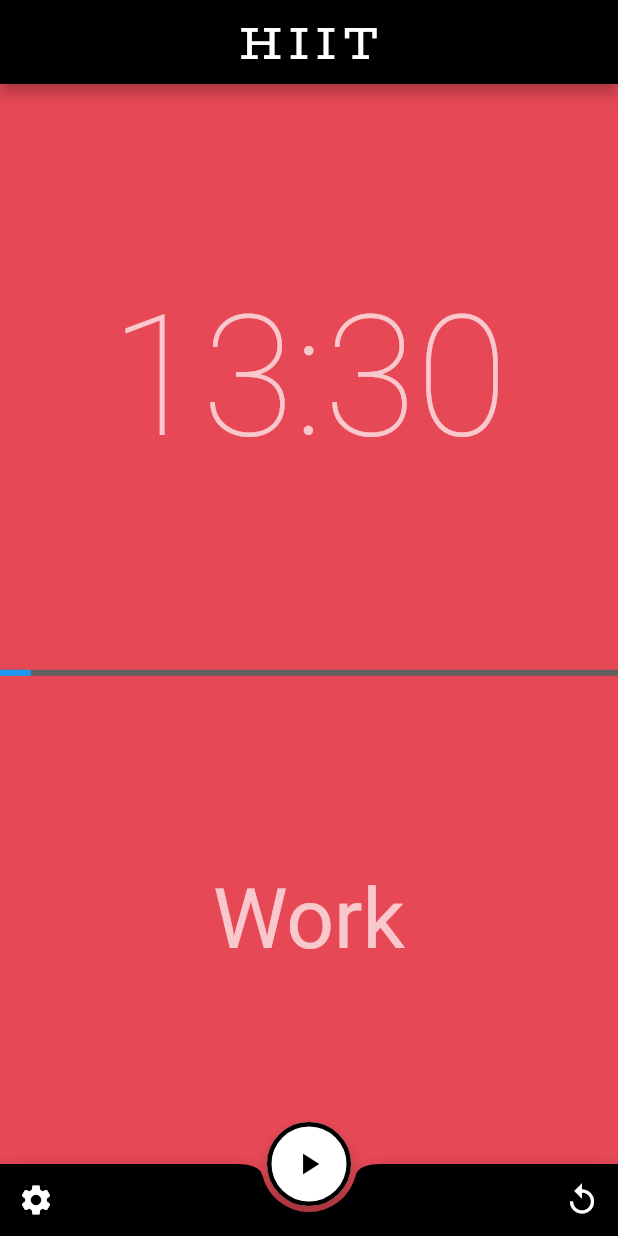
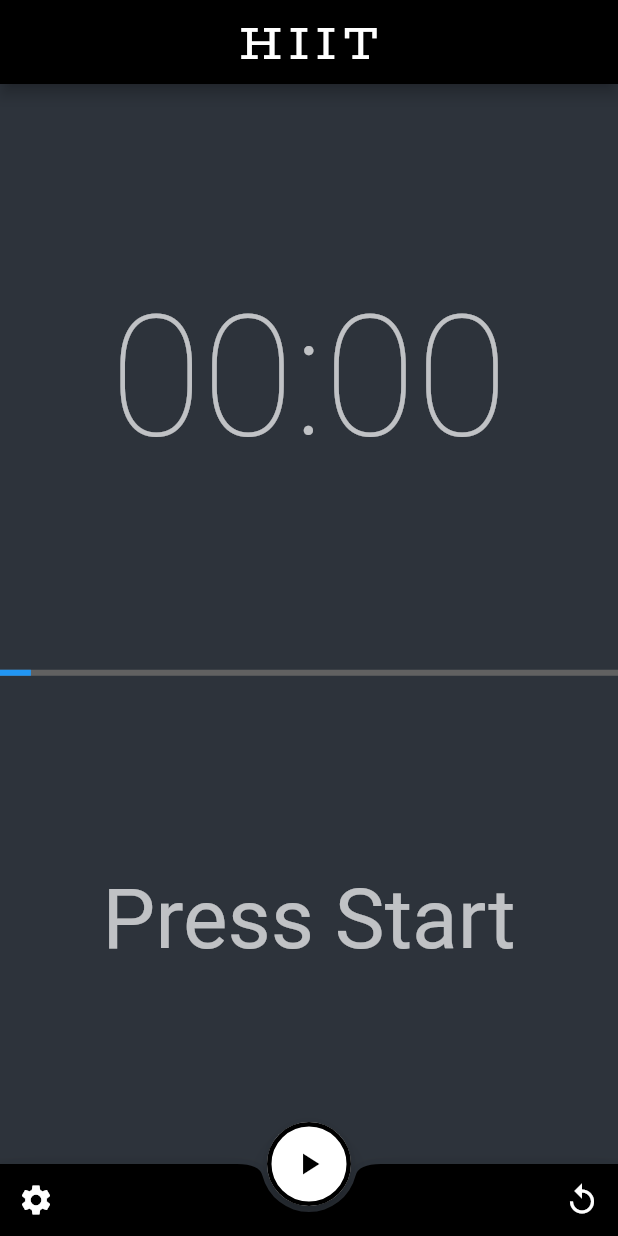
Before and after one commit to mnxn/HIIT, a Flutter app: the screen it shows after launch, after a tap on the "replay" icon, on a phone screen of 412 x 824 dp. Run offline on Flutter 3.47's test engine with Material 2 defaults, Android fonts, the phone set to English and light mode, and no system bars; statements that could not run were skipped.

Commit message:
timer work

```diff
--- a/lib/main.dart
+++ b/lib/main.dart
@@ -23,10 +23,20 @@ class Home extends StatefulWidget {
   HomeState createState() => HomeState();
 }
 
+enum HIITInterval {
+  Setup,
+  WarmUp,
+  Work,
+  Rest,
+  CoolDown,
+  Done,
+}
+
 class HomeState extends State<Home> {
-  bool running = false;
-  Duration timerState;
   Timer timer;
+  bool isRunning = false;
+
+  Duration elapsedTime = Duration();
 
   int warmUpTime;
   int workTime;
@@ -34,52 +44,104 @@ class HomeState extends State<Home> {
   int coolDownTime;
   int numberRounds;
 
-  Duration totalTime;
-
   HomeState({
     this.warmUpTime = 120,
     this.workTime = 30,
     this.restTime = 90,
     this.coolDownTime = 120,
-    this.numberRounds = 5,
+    this.numberRounds = 8,
   }) {
-    timerState = totalTime = Duration(
-      seconds: warmUpTime + (numberRounds * (workTime + restTime)) + restTime,
-    );
-
     timer = Timer.periodic(Duration(seconds: 1), (t) {
-      if (running) {
+      if (isRunning && currentInterval != HIITInterval.Done) {
         setState(() {
-          timerState -= Duration(seconds: 1);
+          elapsedTime += Duration(seconds: 1);
         });
       }
     });
   }
 
-  void play() {
+  HIITInterval get currentInterval {
+    int bodyTime = (numberRounds * (workTime + restTime));
+
+    if (elapsedTime.inSeconds == 0) return HIITInterval.Setup;
+    if (elapsedTime.inSeconds >= warmUpTime + bodyTime + coolDownTime) return HIITInterval.Done;
+
+    if (elapsedTime.inSeconds < warmUpTime) return HIITInterval.WarmUp;
+    if (elapsedTime.inSeconds >= warmUpTime + bodyTime) return HIITInterval.CoolDown;
+
+    if ((elapsedTime.inSeconds - warmUpTime) % (workTime + restTime) < workTime) {
+      return HIITInterval.Work;
+    }
+    if ((elapsedTime.inSeconds - warmUpTime) % (workTime + restTime) < workTime + restTime) {
+      return HIITInterval.Rest;
+    }
+
+    return null;
+  }
+
+  void playpause() {
     setState(() {
-      running = !running;
+      isRunning = !isRunning;
     });
   }
 
-  String formatTime(Duration duration) {
-    String pad(num n) {
-      return n.remainder(60).toString().padLeft(2, "0");
+  void restart() {
+    setState(() {
+      isRunning = false;
+      elapsedTime = Duration();
+    });
+  }
+
+  Color timerColor() {
+    switch (currentInterval) {
+      case HIITInterval.WarmUp:
+      case HIITInterval.CoolDown:
+        return Color.fromRGBO(99, 108, 122, 1);
+      case HIITInterval.Work:
+        return Color.fromRGBO(231, 72, 86, 1);
+      case HIITInterval.Rest:
+        return Color.fromRGBO(0, 204, 106, 1);
+      default:
+        return Color.fromRGBO(45, 51, 59, 1);
+    }
+  }
+
+  String timerText() {
+    switch (currentInterval) {
+      case HIITInterval.Setup:
+        return "Press Start";
+      case HIITInterval.WarmUp:
+        return "Warm Up";
+      case HIITInterval.Work:
+        return "Work";
+      case HIITInterval.Rest:
+        return "Rest";
+      case HIITInterval.CoolDown:
+        return "Cool Down";
+      case HIITInterval.Done:
+        return "Done";
+    }
+    return null;
+  }
+
+  String timeRemaining() {
+    String formatTime(Duration duration) {
+      String pad(num n) {
+        return n.remainder(60).toString().padLeft(2, "0");
+      }
+
+      return "${pad(duration.inMinutes)}:${pad(duration.inSeconds)}";
     }
 
-    return "${pad(duration.inMinutes)}:${pad(duration.inSeconds)}";
+    return formatTime(elapsedTime);
   }
 
-  String formatTotalTime(Duration duration) {
+  String totalTime(Duration duration) {
     String pad(num n) {
       return n.remainder(60).toString().padLeft(2, "0");
     }
 
     return "${pad(duration.inHours)}:${pad(duration.inMinutes)}:${pad(duration.inSeconds)}";
-  }
-
-  Color timerColor() {
-    return Color.fromRGBO(231, 72, 86, 1);
   }
 
   @override
@@ -90,19 +152,16 @@ class HomeState extends State<Home> {
       body: Column(
         mainAxisAlignment: MainAxisAlignment.spaceEvenly,
         children: [
-          Text(formatTime(timerState), style: Theme.of(context).textTheme.display4),
+          Text(timeRemaining(), style: Theme.of(context).textTheme.display4),
           LinearProgressIndicator(value: 0.05),
-          Text(
-            "Work",
-            style: Theme.of(context).textTheme.display3,
-          ),
+          Text(timerText(), style: Theme.of(context).textTheme.display3),
         ],
       ),
       floatingActionButtonLocation: FloatingActionButtonLocation.centerDocked,
       floatingActionButton: FloatingActionButton(
-        onPressed: play,
-        tooltip: running ? "Pause" : "Play",
-        child: Icon(running ? Icons.pause : Icons.play_arrow),
+        onPressed: playpause,
+        tooltip: isRunning ? "Pause" : "Play",
+        child: Icon(isRunning ? Icons.pause : Icons.play_arrow),
         shape: StadiumBorder(side: BorderSide(width: 3)),
       ),
       bottomNavigationBar: BottomAppBar(
@@ -118,7 +177,7 @@ class HomeState extends State<Home> {
             IconButton(
               icon: Icon(Icons.replay, color: Colors.white),
               tooltip: "Restart",
-              onPressed: () {},
+              onPressed: restart,
             ),
           ],
         ),
--- a/lib/theme.dart
+++ b/lib/theme.dart
@@ -1,5 +1,4 @@
 import 'package:flutter/material.dart';
-import 'package:flutter/cupertino.dart';
 
 class AppTheme {
   static ThemeData dark() {
```
